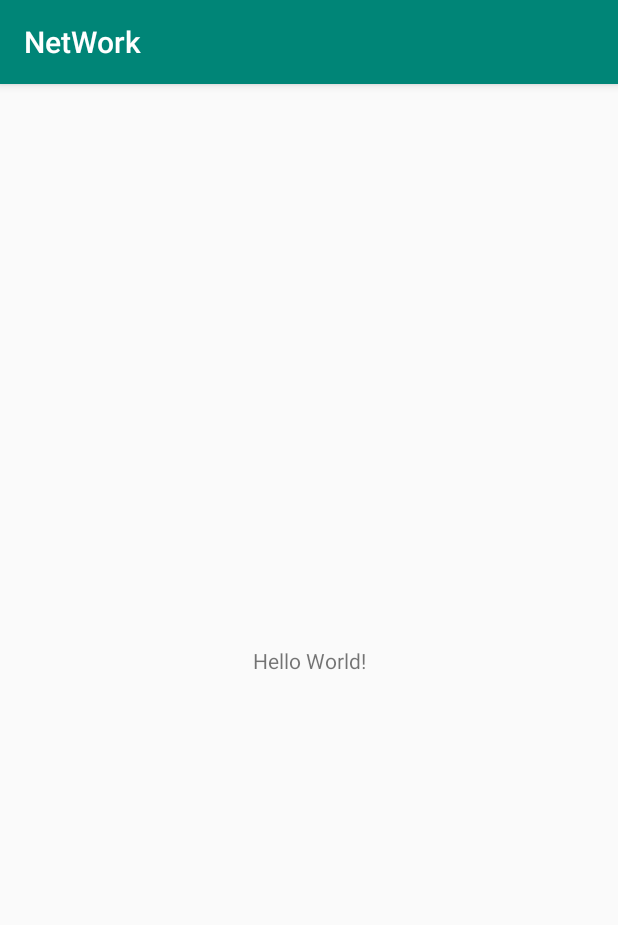
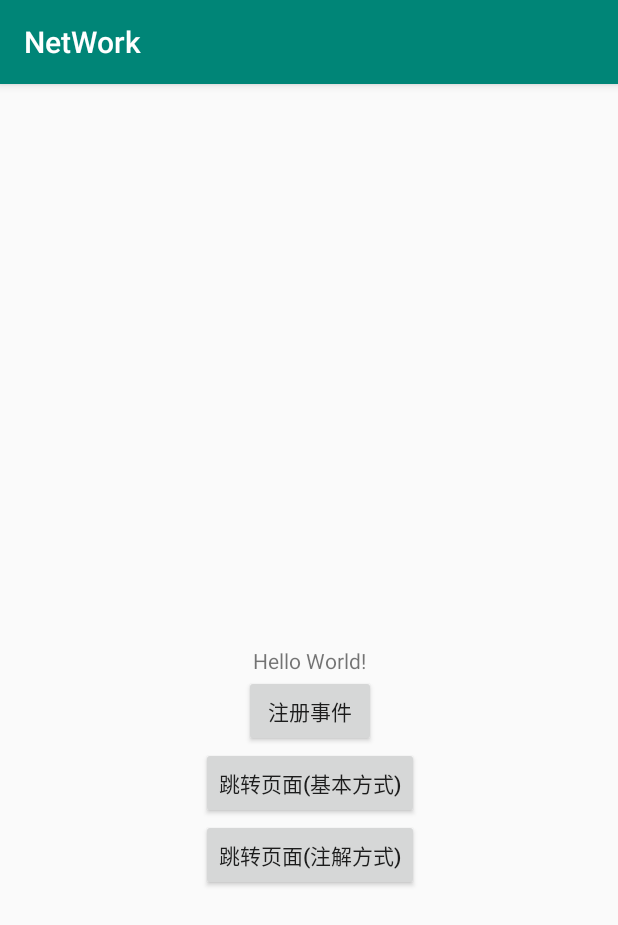
Before and after one commit to player1992/NetWork, an Android app: the screen it shows after launch (MainActivity), on a phone screen of 412 x 824 dp. Shown: the top 925 px of the screen. Run offline under Robolectric (Android 15) with nearby library versions, the phone set to English and light mode, and no system bars; libraries missing offline, so code that uses them is left out: com.squareup.otto.

Commit message:
otto相关代码

```diff
--- a/app/build.gradle
+++ b/app/build.gradle
@@ -22,4 +22,5 @@ dependencies {
     implementation fileTree(dir: 'libs', include: ['*.jar'])
     implementation 'com.android.support:appcompat-v7:28.0.0'
     implementation 'com.android.support.constraint:constraint-layout:1.1.3'
+    implementation 'com.squareup:otto:1.3.8'//看Otto源码
 }
--- a/app/src/main/AndroidManifest.xml
+++ b/app/src/main/AndroidManifest.xml
@@ -12,10 +12,13 @@
         <activity android:name=".MainActivity">
             <intent-filter>
                 <action android:name="android.intent.action.MAIN" />
+                <action android:name="android.intent.action.VIEW" />
 
                 <category android:name="android.intent.category.LAUNCHER" />
             </intent-filter>
         </activity>
+        <activity android:name=".EventActivity"/>
+        <activity android:name=".AnnotationEventActivity" />
     </application>
 
 </manifest>
--- a/app/src/main/java/com/leo/network/MainActivity.java
+++ b/app/src/main/java/com/leo/network/MainActivity.java
@@ -1,13 +1,57 @@
 package com.leo.network;
 
+import android.content.Intent;
 import android.support.v7.app.AppCompatActivity;
 import android.os.Bundle;
+import android.view.View;
+import android.widget.TextView;
 
-public class MainActivity extends AppCompatActivity {
+import com.squareup.otto.Subscribe;
+
+public class MainActivity extends AppCompatActivity implements View.OnClickListener {
+
+    private TextView mTextEvent;
+    private TextView mRegister;
+    private TextView mJumo,mJumpAnno;
+
+    private OttoBus instance;
 
     @Override
     protected void onCreate(Bundle savedInstanceState) {
         super.onCreate(savedInstanceState);
         setContentView(R.layout.activity_main);
+        mTextEvent = findViewById(R.id.text_event);
+        mRegister = findViewById(R.id.register);
+        mJumo = findViewById(R.id.jump);
+        mJumpAnno = findViewById(R.id.jumpAnno);
+        mRegister.setOnClickListener(this);
+        mJumo.setOnClickListener(this);
+        mJumpAnno.setOnClickListener(this);
+        instance = OttoBus.getInstance();
     }
+
+    @Override
+    public void onClick(View v) {
+        int vId = v.getId();
+        if (vId == R.id.jump) {
+            startActivity(new Intent(this, EventActivity.class));
+        } else if (vId == R.id.register) {
+            instance.register(this);
+        }else if (vId == R.id.jumpAnno) {
+            startActivity(new Intent(this, AnnotationEventActivity.class));
+        }
+    }
+
+    @Subscribe
+    public void setEventMsg(BusData data){
+        mTextEvent.setText(data.getMsg());
+    }
+
+    @Override
+    protected void onDestroy() {
+        super.onDestroy();
+        instance.unregister(this);
+    }
+
+
 }
--- /dev/null
+++ b/app/src/main/java/com/leo/network/OttoBus.java
@@ -0,0 +1,26 @@
+package com.leo.network;
+
+import com.squareup.otto.Bus;
+
+/**
+ * <p>Date:2019-09-06.14:26</p>
+ * <p>Author:niu bao</p>
+ * <p>Desc:</p>
+ */
+public class OttoBus extends Bus {
+    private static volatile OttoBus mInstance;
+    private OttoBus() {
+    }
+
+    public static OttoBus getInstance(){
+        if (mInstance == null){
+            synchronized (OttoBus.class){
+                if (mInstance == null){
+                    mInstance = new OttoBus();
+                }
+            }
+        }
+        return mInstance;
+    }
+
+}
--- a/app/src/main/res/layout/activity_main.xml
+++ b/app/src/main/res/layout/activity_main.xml
@@ -7,6 +7,7 @@
     tools:context=".MainActivity">
 
     <TextView
+        android:id="@+id/text_event"
         android:layout_width="wrap_content"
         android:layout_height="wrap_content"
         android:text="Hello World!"
@@ -15,4 +16,28 @@
         app:layout_constraintRight_toRightOf="parent"
         app:layout_constraintTop_toTopOf="parent" />
 
+    <Button
+        android:id="@+id/register"
+        android:layout_width="wrap_content"
+        android:layout_height="wrap_content"
+        app:layout_constraintRight_toRightOf="@+id/text_event"
+        android:text="注册事件"
+        app:layout_constraintLeft_toLeftOf="@+id/text_event"
+        app:layout_constraintTop_toBottomOf="@+id/text_event" />
+    <Button
+        android:id="@+id/jump"
+        android:layout_width="wrap_content"
+        android:layout_height="wrap_content"
+        app:layout_constraintRight_toRightOf="@+id/text_event"
+        android:text="跳转页面(基本方式)"
+        app:layout_constraintLeft_toLeftOf="@+id/text_event"
+        app:layout_constraintTop_toBottomOf="@+id/register" />
+    <Button
+        android:id="@+id/jumpAnno"
+        android:layout_width="wrap_content"
+        android:layout_height="wrap_content"
+        app:layout_constraintRight_toRightOf="@+id/text_event"
+        android:text="跳转页面(注解方式)"
+        app:layout_constraintLeft_toLeftOf="@+id/text_event"
+        app:layout_constraintTop_toBottomOf="@+id/jump" />
 </android.support.constraint.ConstraintLayout>
```
Also changed, not shown: app/src/main/java/com/leo/network/AnnotationEventActivity.java (added, +40 -0 lines), app/src/main/java/com/leo/network/BusData.java (added, +22 -0 lines), app/src/main/java/com/leo/network/EventActivity.java (added, +24 -0 lines), app/src/main/res/layout/activity_event.xml (added, +19 -0 lines), 1 other file.
